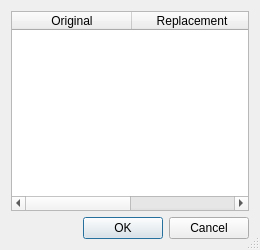
Qt form starcheat/templates/ColorEdit.ui (wizzomafizzo/starcheat) before a commit.
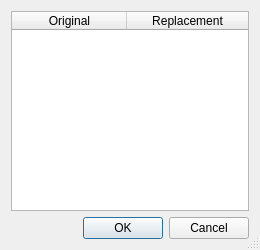
The same form after that commit.

Commit message: Update REAME and a bunch of GUI tweaks

```diff
--- a/starcheat/templates/ColorEdit.ui
+++ b/starcheat/templates/ColorEdit.ui
@@ -41,7 +41,7 @@
       <bool>false</bool>
      </property>
      <attribute name="horizontalHeaderDefaultSectionSize">
-      <number>120</number>
+      <number>115</number>
      </attribute>
      <attribute name="horizontalHeaderStretchLastSection">
       <bool>true</bool>
```
Left out of the diff: 14 changed lines with no effect on the pictures. The commit also changes 5 other files.
